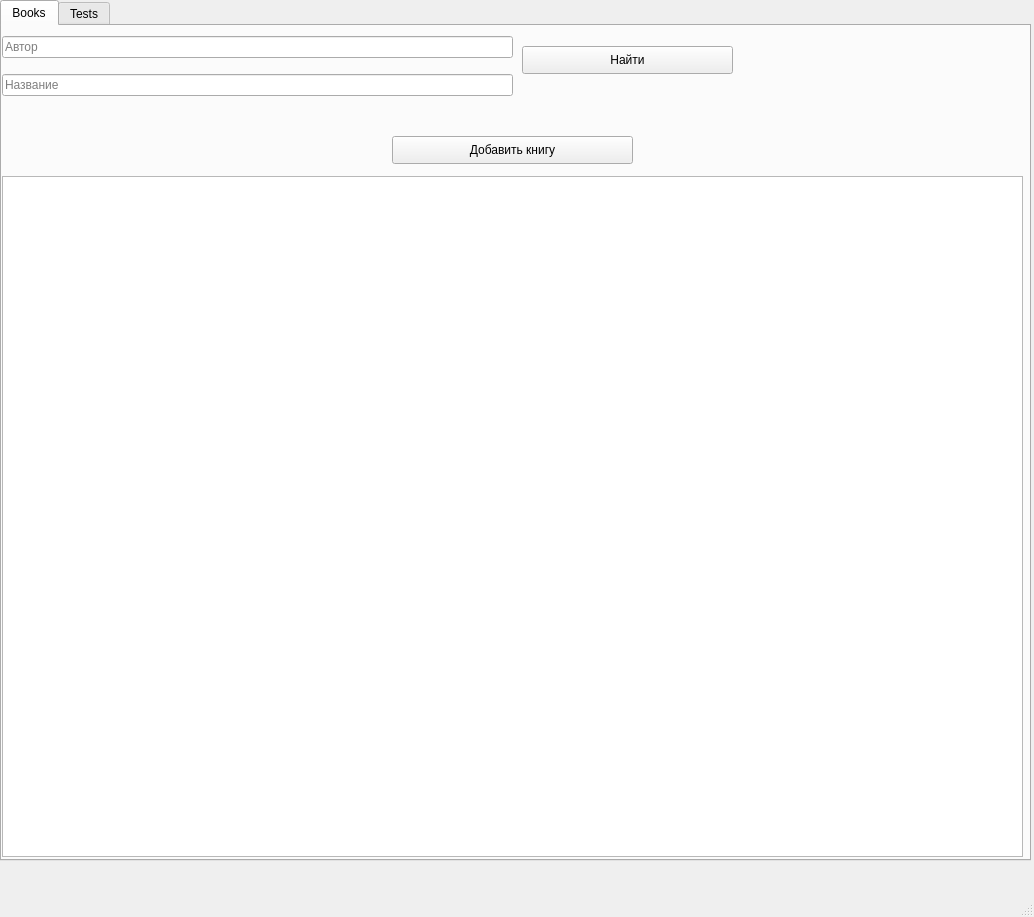
Before: the Qt Designer form UIs/Host.ui in Cheshuyka/BookFoU, drawn with Qt 5.
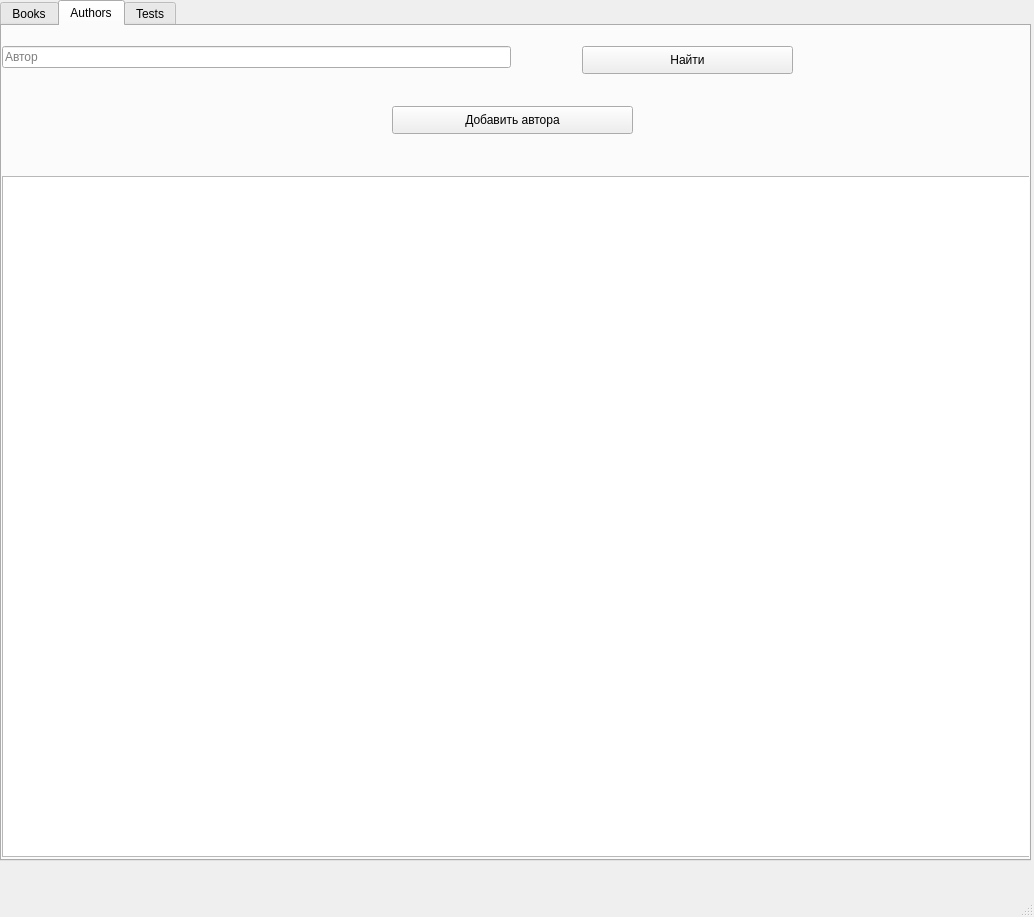
After: the same form once the commit is applied.

Diff of the .ui file:
```diff
--- a/UIs/Host.ui
+++ b/UIs/Host.ui
@@ -24,7 +24,7 @@
      </rect>
     </property>
     <property name="currentIndex">
-     <number>0</number>
+     <number>1</number>
     </property>
     <widget class="QWidget" name="tab">
      <attribute name="title">
@@ -96,6 +96,63 @@
       </property>
      </widget>
     </widget>
+    <widget class="QWidget" name="tab_3">
+     <attribute name="title">
+      <string>Authors</string>
+     </attribute>
+     <widget class="QLineEdit" name="authorNameEdit">
+      <property name="geometry">
+       <rect>
+        <x>0</x>
+        <y>20</y>
+        <width>509</width>
+        <height>22</height>
+       </rect>
+      </property>
+      <property name="placeholderText">
+       <string>Автор</string>
+      </property>
+     </widget>
+     <widget class="QTableWidget" name="authorsTable">
+      <property name="geometry">
+       <rect>
+        <x>0</x>
+        <y>150</y>
+        <width>1031</width>
+        <height>681</height>
+       </rect>
+      </property>
+      <property name="rowCount">
+       <number>0</number>
+      </property>
+     </widget>
+     <widget class="QPushButton" name="addAuthorButton">
+      <property name="geometry">
+       <rect>
+        <x>390</x>
+        <y>80</y>
+        <width>241</width>
+        <height>28</height>
+       </rect>
+      </property>
+      <property name="text">
+       <string>Добавить автора</string>
+      </property>
+     </widget>
+     <widget class="QPushButton" name="findAuthorButton">
+      <property name="geometry">
+       <rect>
+        <x>580</x>
+        <y>20</y>
+        <width>211</width>
+        <height>28</height>
+       </rect>
+      </property>
+      <property name="text">
+       <string>Найти</string>
+      </property>
+     </widget>
+    </widget>
     <widget class="QWidget" name="tab_2">
      <attribute name="title">
       <string>Tests</string>
```
